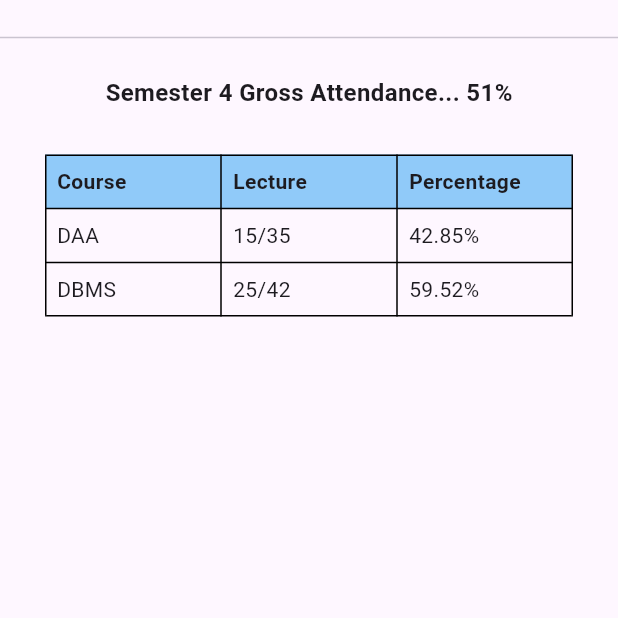
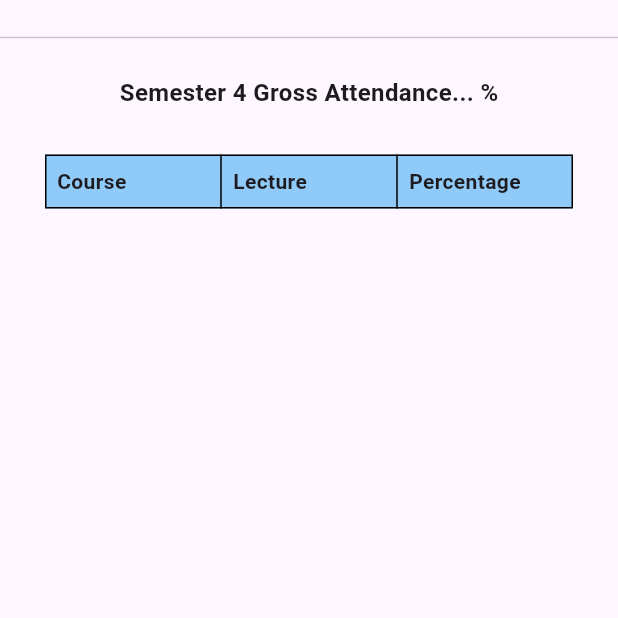
Before and after one commit to madhavIT021/testrru2, a Flutter app: the Attendance screen opened directly, on a phone screen of 412 x 824 dp, the top half of it. Run offline on Flutter 3.47's test engine with Material 3 defaults, Android fonts, the phone set to English and light mode, and no system bars; our stand-ins replace animated_text_kit, cloud_firestore, firebase_auth, firebase_core, flutter_spinkit; missing offline and left inert: dart:ffi; accounts and stored records are empty.

Commit message:
some designing dine in attendance,result and container

```diff
--- a/lib/screens/student/attendance.dart
+++ b/lib/screens/student/attendance.dart
@@ -11,12 +11,7 @@ class Attendance extends StatefulWidget {
 class _AttendanceState extends State<Attendance> {
   final List<List<String>> tableData = [
     ["Course", "Lecture","Percentage"],
-    ["DAA", "15/35","42.85%"],
-    ["DBMS", "25/42","59.52%"],
   ];
-
-  late int? percentage = (102.37 / (tableData.length-1)).toInt();
-
   @override
   Widget build(BuildContext context) {
     return Scaffold(
--- a/lib/screens/student/result.dart
+++ b/lib/screens/student/result.dart
@@ -11,9 +11,7 @@ class Result extends StatefulWidget {
 class _ResultState extends State<Result> {
   final List<List<String>> tableData = [
     ["Course", "Credit", "Grade"],
-    ["Design and Analysis of Algorithms ", "4.0", "AB"],
-    ["Database Management System ", "4.0", "BB"],
-  ];
+   ];
 
   String _selectedValue = 'Select';
   bool _isTableVisible = false;
@@ -24,6 +22,7 @@ class _ResultState extends State<Result> {
       body: Stack(
         children: <Widget>[
           Positioned(
+
             top: 35.0,
             right: 30.0,
             child:_isTableVisible ? SizedBox() : DropdownButton<String>(
--- a/lib/shared/container.dart
+++ b/lib/shared/container.dart
@@ -71,6 +71,7 @@ class _FadingContainerState extends State<FadingContainer> {
       case 'Fees' : {
         Navigator.push(
           context,
+
           CustomPageRoute(page: Fees(),millisecinds: 500),
         );
       }
@@ -79,6 +80,7 @@ class _FadingContainerState extends State<FadingContainer> {
         Navigator.push(
           context,
           CustomPageRoute(page: Result(),millisecinds: 500),
+
         );
       }
 
```
